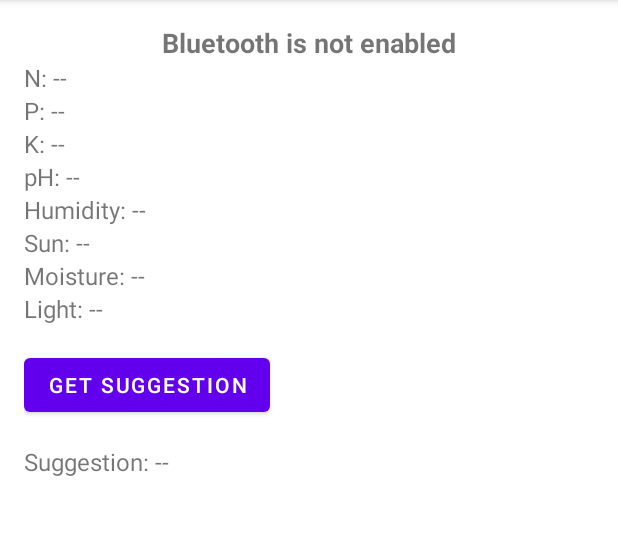
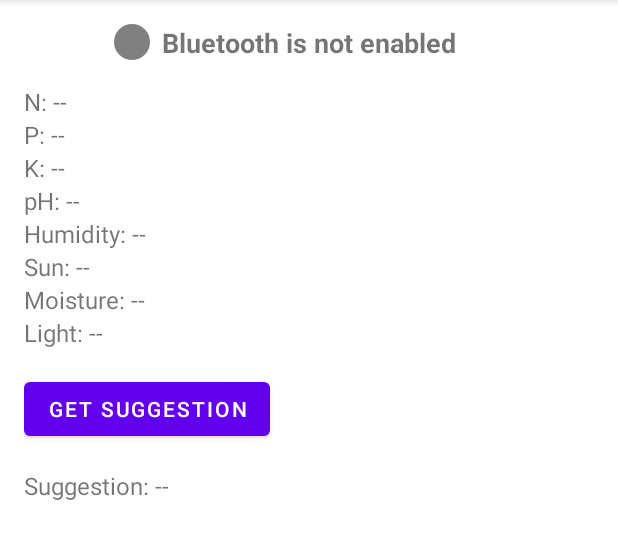
Before and after one commit to stantonious/demeter, an Android app: the screen it shows after launch (MainActivity), on a phone screen of 412 x 824 dp, the part 84-643 px from its top. Run offline under Robolectric (Android 15) with nearby library versions, the phone set to English and light mode, and no system bars.

Commit message:
This commit introduces several UI enhancements to the Demeter Android client, including a new app icon, pull-to-refresh functionality for BLE reconnection, and a connection status LED.
The app icon has been updated to an image of the Greek god Demeter, replacing the previous placeholder. This was achieved by generating a new set of icons for various screen densities.

A `SwipeRefreshLayout` has been added to the main activity, allowing users to pull down to re-initiate a scan for the Demeter BLE peripheral. This provides a more intuitive way to re-establish a lost connection.

To improve the user experience, a visual LED indicator has been added to the main screen. The LED changes color to reflect the current status of the BLE connection:
- Grey: Disconnected
- Yellow: Scanning or Connecting
- Green: Connected
- Red: Connection Error

```diff
--- /dev/null
+++ b/android-client/app/src/main/res/drawable/led_green.xml
@@ -0,0 +1,6 @@
+<?xml version="1.0" encoding="utf-8"?>
+<shape xmlns:android="http://schemas.android.com/apk/res/android"
+    android:shape="oval">
+    <solid android:color="#00FF00"/>
+    <size android:width="24dp" android:height="24dp"/>
+</shape>
--- /dev/null
+++ b/android-client/app/src/main/res/drawable/led_grey.xml
@@ -0,0 +1,6 @@
+<?xml version="1.0" encoding="utf-8"?>
+<shape xmlns:android="http://schemas.android.com/apk/res/android"
+    android:shape="oval">
+    <solid android:color="#808080"/>
+    <size android:width="24dp" android:height="24dp"/>
+</shape>
--- /dev/null
+++ b/android-client/app/src/main/res/drawable/led_red.xml
@@ -0,0 +1,6 @@
+<?xml version="1.0" encoding="utf-8"?>
+<shape xmlns:android="http://schemas.android.com/apk/res/android"
+    android:shape="oval">
+    <solid android:color="#FF0000"/>
+    <size android:width="24dp" android:height="24dp"/>
+</shape>
--- /dev/null
+++ b/android-client/app/src/main/res/drawable/led_yellow.xml
@@ -0,0 +1,6 @@
+<?xml version="1.0" encoding="utf-8"?>
+<shape xmlns:android="http://schemas.android.com/apk/res/android"
+    android:shape="oval">
+    <solid android:color="#FFFF00"/>
+    <size android:width="24dp" android:height="24dp"/>
+</shape>
--- a/android-client/app/src/main/res/layout/activity_main.xml
+++ b/android-client/app/src/main/res/layout/activity_main.xml
@@ -1,10 +1,15 @@
 <?xml version="1.0" encoding="utf-8"?>
-<ScrollView xmlns:android="http://schemas.android.com/apk/res/android"
-    xmlns:app="http://schemas.android.com/apk/res-auto"
+<androidx.swiperefreshlayout.widget.SwipeRefreshLayout
+    xmlns:android="http://schemas.android.com/apk/res/android"
     xmlns:tools="http://schemas.android.com/tools"
+    android:id="@+id/swipe_refresh_layout"
     android:layout_width="match_parent"
     android:layout_height="match_parent"
     tools:context=".MainActivity">
+
+    <ScrollView
+        android:layout_width="match_parent"
+        android:layout_height="match_parent">
 
         <LinearLayout
             android:layout_width="match_parent"
@@ -12,14 +17,29 @@
             android:orientation="vertical"
             android:padding="16dp">
 
+            <RelativeLayout
+                android:layout_width="match_parent"
+                android:layout_height="wrap_content"
+                android:layout_marginBottom="16dp">
+
+                <ImageView
+                    android:id="@+id/led_indicator"
+                    android:layout_width="24dp"
+                    android:layout_height="24dp"
+                    android:layout_centerVertical="true"
+                    android:layout_marginEnd="8dp"
+                    android:src="@drawable/led_grey"
+                    android:layout_toStartOf="@id/status_text_view"/>
+
                 <TextView
                     android:id="@+id/status_text_view"
                     android:layout_width="wrap_content"
                     android:layout_height="wrap_content"
-            android:layout_gravity="center_horizontal"
+                    android:layout_centerInParent="true"
                     android:text="Scanning..."
                     android:textSize="18sp"
                     android:textStyle="bold" />
+            </RelativeLayout>
 
         <TextView
             android:id="@+id/n_value"
@@ -94,3 +114,4 @@
 
         </LinearLayout>
     </ScrollView>
+</androidx.swiperefreshlayout.widget.SwipeRefreshLayout>
```
Also changed, not shown: android-client/app/src/main/java/com/example/demeterclient/MainActivity.java (+73 -2 lines), android-client/app/src/main/res/mipmap-hdpi/ic_launcher.png (added), android-client/app/src/main/res/mipmap-hdpi/ic_launcher_round.png (added), android-client/app/src/main/res/mipmap-mdpi/ic_launcher.png (added), android-client/app/src/main/res/mipmap-mdpi/ic_launcher_round.png (added), android-client/app/src/main/res/mipmap-xhdpi/ic_launcher.png (added), android-client/app/src/main/res/mipmap-xhdpi/ic_launcher_round.png (added), android-client/app/src/main/res/mipmap-xxhdpi/ic_launcher.png (added), android-client/app/src/main/res/mipmap-xxhdpi/ic_launcher_round.png (added), android-client/app/src/main/res/mipmap-xxxhdpi/ic_launcher.png (added), android-client/app/src/main/res/mipmap-xxxhdpi/ic_launcher_round.png (added). Lines whose indentation alone changed are shown as unchanged.
